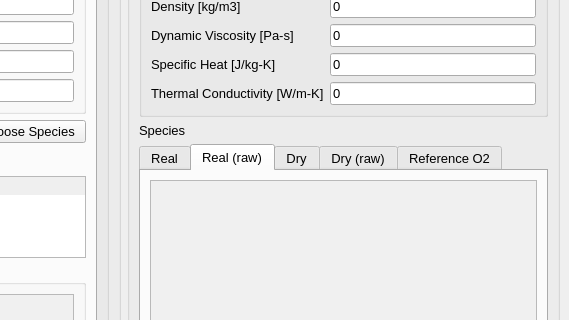
First picture: the form in GasComb_v3.ui, repository UPEI-CFD/GasComb, before the edit; both pictures show x 321 to 890 and y 210 to 530 of the 890 by 770 pixel window.
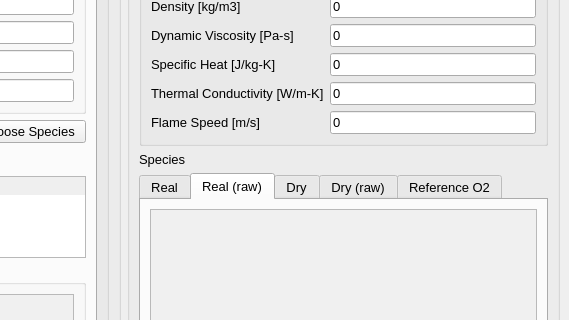
Second picture: the form after the edit. Icons and pictures are not drawn.

Commit message:
Big upgrade - Settings, Flame Speed, etc.
Added Flame speed calculation, added Settings/Options.. into menu with settings for Flame speed calculation. Corrected loading and saving to json files. Added saving config of flame speed into registry.

```diff
--- a/GasComb_v3.ui
+++ b/GasComb_v3.ui
@@ -491,6 +491,23 @@
             </property>
            </widget>
           </item>
+		  <item row="8" column="0">
+           <widget class="QLabel" name="label_fl">
+            <property name="text">
+             <string>Flame Speed [m/s]</string>
+            </property>
+           </widget>
+          </item>
+          <item row="8" column="1">
+           <widget class="QLineEdit" name="lineEdit_FlSp">
+            <property name="text">
+             <string>0</string>
+            </property>
+            <property name="readOnly">
+             <bool>true</bool>
+            </property>
+           </widget>
+          </item>
          </layout>
         </widget>
        </item>
```
The commit also changes 14 other files.
